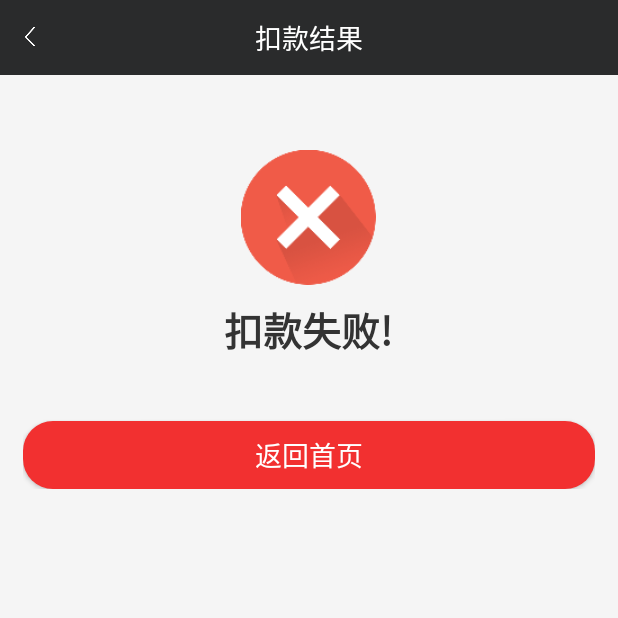
After one commit to androidneko/FuelMore, an Android app: the GatherResultActivity screen opened directly, with no data from a screen before it, on a phone screen of 412 x 824 dp, the top half of it. The commit adds this screen. Run offline under Robolectric (Android 15) with nearby library versions, the phone set to English and light mode, and no system bars.

Commit message:
增加扫卡片扣款和查询车牌号功能

```diff
--- a/acnet/src/main/java/com/androidcat/acnet/consts/InterfaceCodeConst.java
+++ b/acnet/src/main/java/com/androidcat/acnet/consts/InterfaceCodeConst.java
@@ -35,4 +35,6 @@ public class InterfaceCodeConst {
     public final static int TYPE_GET_NEWS_LIST = 1013;
 
     public final static int TYPE_GATHER = 1014;
+
+    public final static int TYPE_GET_TRUCK_LICENSE = 1015;
 }
--- a/acnet/src/main/java/com/androidcat/acnet/consts/InterfaceUrl.java
+++ b/acnet/src/main/java/com/androidcat/acnet/consts/InterfaceUrl.java
@@ -20,6 +20,7 @@ public class InterfaceUrl {
 
     public static final String USERINFO_URL = BASE_URL + "/api/v1/user/findByUserId";
     public static final String GATHER_URL = BASE_URL + "/api/v1/saveOrderInfo";
+    public static final String TRUCK_LICENSE_URL = BASE_URL + "/api/v1/getCardQrcode";
 
 
     public static String getUrl(int code){
@@ -48,6 +49,8 @@ public class InterfaceUrl {
                 return GATHER_URL;
             case InterfaceCodeConst.TYPE_GET_USERINFO:
                 return USERINFO_URL;
+            case InterfaceCodeConst.TYPE_GET_TRUCK_LICENSE:
+                return TRUCK_LICENSE_URL;
         }
         return "";
     }
--- a/acnet/src/main/java/com/androidcat/acnet/consts/OptMsgConst.java
+++ b/acnet/src/main/java/com/androidcat/acnet/consts/OptMsgConst.java
@@ -97,4 +97,9 @@ public class OptMsgConst {
     public static final int MSG_GET_ORDER_LIST_FAIL = 0x1036;
     public static final int MSG_GET_ORDER_LIST_START = 0x1037;
 
+    //车牌号
+    public static final int MSG_GET_TRUCK_LICENSE_SUCCESS = 0x1038;
+    public static final int MSG_GET_TRUCK_LICENSE_FAIL = 0x1039;
+    public static final int MSG_GET_TRUCK_LICENSE_START = 0x1040;
+
 }
--- a/acnet/src/main/java/com/androidcat/acnet/entity/User.java
+++ b/acnet/src/main/java/com/androidcat/acnet/entity/User.java
@@ -18,7 +18,7 @@ public class User implements Parcelable{
     public String token;
     public String name;
     public String authority;
-    public String company = "test";
+    public String company = "未知";
     public String companyId;
     public String ciphertext;
     public String cipherqrcode;
--- a/app/src/main/AndroidManifest.xml
+++ b/app/src/main/AndroidManifest.xml
@@ -56,6 +56,9 @@
         <activity android:name=".ui.activity.GatheringActivity"
             android:screenOrientation="portrait"
             />
+        <activity android:name=".ui.activity.GatherResultActivity"
+            android:screenOrientation="portrait"
+            />
         <activity android:name="com.androidcat.utilities.qrcode.ui.CaptureActivity"
             android:screenOrientation="portrait"
             />
--- a/app/src/main/java/com/androidcat/fuelmore/merchant/ui/activity/FastLoginActivity.java
+++ b/app/src/main/java/com/androidcat/fuelmore/merchant/ui/activity/FastLoginActivity.java
@@ -89,6 +89,7 @@ public class FastLoginActivity extends BaseActivity {
                 break;
             case OptMsgConst.FAST_LOGIN_SUCCESS:
                 showToast("登录成功");
+                dismissLoadingDialog();
                 saveUser((LoginResponse) msg.obj);
                 EventBus.getDefault().post(new FuelMoreEvent(FuelMoreEvent.CODE_FINISH_LOGIN));
                 Intent intent = new Intent(FastLoginActivity.this, HomeActivity.class);
@@ -149,7 +150,7 @@ public class FastLoginActivity extends BaseActivity {
         user.mobile = loginResponse.getContent().userName;
         user.token = loginResponse.getContent().getUserId();
         user.companyId = loginResponse.getContent().getCompanyId();
-        user.companyId = loginResponse.getContent().companyName;
+        user.company = loginResponse.getContent().companyName;
         user.ciphertext = loginResponse.getContent().getCiphertext();
         user.cipherqrcode = loginResponse.getContent().getCipherqrcode();
         user.pointId = loginResponse.content.pointId;
--- /dev/null
+++ b/app/src/main/java/com/androidcat/fuelmore/merchant/ui/activity/GatherResultActivity.java
@@ -0,0 +1,110 @@
+package com.androidcat.fuelmore.merchant.ui.activity;
+
+import android.annotation.SuppressLint;
+import android.annotation.TargetApi;
+import android.content.Intent;
+import android.os.Build;
+import android.os.Bundle;
+import android.os.Message;
+import android.view.View;
+import android.widget.Button;
+import android.widget.EditText;
+import android.widget.ImageView;
+import android.widget.LinearLayout;
+import android.widget.TextView;
+
+import com.androidcat.acnet.consts.OptMsgConst;
+import com.androidcat.acnet.entity.User;
+import com.androidcat.acnet.entity.response.LoginResponse;
+import com.androidcat.acnet.entity.response.TruckLicenseResponse;
+import com.androidcat.acnet.manager.OrderPayManager;
+import com.androidcat.acnet.manager.UserManager;
+import com.androidcat.fuelmore.merchant.R;
+import com.androidcat.fuelmore.merchant.entity.FuelMoreEvent;
+import com.androidcat.utilities.Utils;
+import com.androidcat.utilities.listener.OnSingleClickListener;
+import com.androidcat.utilities.persistence.SharePreferencesUtil;
+import com.androidcat.utilities.view.TimerView;
+import com.anroidcat.acwidgets.ClearEditText;
+
+import de.greenrobot.event.EventBus;
+
+
+public class GatherResultActivity extends BaseActivity {
+
+    private View back;
+    private View licenseView;
+    private ImageView retIv;
+    private TextView retTv;
+    private TextView licenseTv;
+    private Button okBtn;
+
+    private String qrcode;
+    private OrderPayManager orderPayManager;
+
+    private OnSingleClickListener onClickListener = new OnSingleClickListener() {
+        @Override
+        public void onSingleClick(View v) {
+            switch (v.getId()) {
+                case R.id.layout_back:
+                    finish();
+                    break;
+                case R.id.okBtn:
+                    finish();
+                    break;
+            }
+        }
+    };
+
+    @Override
+    protected void handleEventMsg(Message msg) {
+        super.handleEventMsg(msg);
+        switch (msg.what) {
+            case OptMsgConst.MSG_GET_TRUCK_LICENSE_SUCCESS:
+                TruckLicenseResponse response = (TruckLicenseResponse) msg.obj;
+                if (response != null && response.content != null && response.content.truck != null){
+                    licenseView.setVisibility(View.VISIBLE);
+                    licenseTv.setText(response.content.truck);
+                }
+                break;
+        }
+    }
+
+    @Override
+    protected void onCreate(Bundle savedInstanceState) {
+        super.onCreate(savedInstanceState);
+        intLayout();
+        setListener();
+        initData();
+    }
+
+    @SuppressLint("WrongViewCast")
+    protected void intLayout() {
+        setContentView(R.layout.activity_pay_result);
+        licenseView = findViewById(R.id.licenseView);
+        retIv = (ImageView) findViewById(R.id.retIv);
+        retTv = (TextView) findViewById(R.id.retTv);
+        licenseTv = (TextView) findViewById(R.id.licenseTv);
+        okBtn = (Button) findViewById(R.id.okBtn);
+        back = findViewById(R.id.layout_back);
+    }
+
+    protected void setListener() {
+        orderPayManager = new OrderPayManager(this, baseHandler);
+        okBtn.setOnClickListener(onClickListener);
+        back.setOnClickListener(onClickListener);
+    }
+
+    @SuppressLint("NewApi")
+    private void initData(){
+        qrcode = getIntent().getStringExtra("qrcode");
+        if (getIntent().getBooleanExtra("success",false)){
+            retIv.setBackground(getResources().getDrawable(R.mipmap.refund_success_img));
+            retTv.setText("扣款成功!");
+            orderPayManager.getTruckLicense(qrcode,true);
+        }else {
+            retIv.setBackground(getResources().getDrawable(R.mipmap.refund_fail_img));
+            retTv.setText("扣款失败!");
+        }
+    }
+}
--- /dev/null
+++ b/app/src/main/res/layout/activity_pay_result.xml
@@ -0,0 +1,112 @@
+<LinearLayout xmlns:android="http://schemas.android.com/apk/res/android"
+    xmlns:timerview="http://schemas.android.com/apk/res-auto"
+    android:layout_width="match_parent"
+    android:layout_height="match_parent"
+    android:background="@color/bg_gray"
+    android:orientation="vertical">
+
+    <RelativeLayout
+        android:id="@+id/fullscreen_custom_content"
+        android:layout_width="match_parent"
+        android:layout_height="50dp"
+        android:background="@color/theme_black">
+
+        <LinearLayout
+            android:id="@+id/layout_back"
+            android:layout_width="40dp"
+            android:layout_height="50dp"
+            android:gravity="center">
+
+            <ImageView
+                android:layout_width="wrap_content"
+                android:layout_height="wrap_content"
+                android:layout_gravity="center_vertical"
+                android:background="@mipmap/back_white" />
+        </LinearLayout>
+
+        <TextView
+            android:id="@+id/tv_title"
+            android:layout_width="wrap_content"
+            android:layout_height="wrap_content"
+            android:layout_centerInParent="true"
+            android:text="扣款结果"
+            android:textColor="@color/white"
+            android:textSize="18sp" />
+    </RelativeLayout>
+
+    <LinearLayout
+        android:layout_width="match_parent"
+        android:layout_height="150dp"
+        android:layout_marginTop="50dp"
+        android:gravity="center_horizontal"
+        android:orientation="vertical">
+
+        <ImageView
+            android:id="@+id/retIv"
+            android:layout_width="90dp"
+            android:layout_height="90dp"
+            ></ImageView>
+
+        <TextView
+            android:id="@+id/retTv"
+            android:layout_width="wrap_content"
+            android:layout_height="wrap_content"
+            android:layout_marginTop="10dp"
+            android:text=""
+            android:textColor="@color/text_black"
+            android:textSize="26sp"
+            android:textStyle="bold" />
+    </LinearLayout>
+
+    <LinearLayout
+        android:id="@+id/licenseView"
+        android:layout_width="match_parent"
+        android:layout_height="wrap_content"
+        android:layout_margin="15dp"
+        android:gravity="center_horizontal"
+        android:orientation="vertical"
+        android:visibility="gone">
+
+        <TextView
+            android:layout_width="wrap_content"
+            android:layout_height="wrap_content"
+            android:text="扣款车辆车牌号"
+            android:textSize="16sp"
+            android:textColor="@color/gray" />
+
+        <TextView
+            android:id="@+id/licenseTv"
+            android:layout_width="wrap_content"
+            android:layout_height="wrap_content"
+            android:layout_marginTop="5dp"
+            android:text="京A 55H6S"
+            android:textColor="@color/text_black"
+            android:textSize="26sp"
+            android:textStyle="bold" />
+
+        <TextView
+            android:layout_width="wrap_content"
+            android:layout_height="wrap_content"
+            android:layout_marginTop="10dp"
+            android:textSize="16sp"
+            android:text="如有疑问，请现场核实车辆信息。"
+            android:textColor="@color/gray" />
+    </LinearLayout>
+
+    <LinearLayout
+        android:layout_width="match_parent"
+        android:layout_height="wrap_content"
+        android:gravity="center_horizontal"
+        android:padding="15dp">
+
+        <Button
+            android:id="@+id/okBtn"
+            android:layout_width="match_parent"
+            android:layout_height="45dp"
+            android:layout_marginTop="15dp"
+            android:background="@drawable/button_selector"
+            android:text="返回首页"
+            android:textColor="@color/white"
+            android:textSize="18sp" />
+    </LinearLayout>
+</LinearLayout>
```
Also changed, not shown: acnet/src/main/java/com/androidcat/acnet/entity/TruckLicenseContent.java (added, +9 -0 lines), acnet/src/main/java/com/androidcat/acnet/entity/request/TruckLicenseRequest.java (added, +9 -0 lines), acnet/src/main/java/com/androidcat/acnet/entity/response/TruckLicenseResponse.java (added, +10 -0 lines), acnet/src/main/java/com/androidcat/acnet/manager/OrderPayManager.java (+33 -0 lines), app/src/main/java/com/androidcat/fuelmore/merchant/ui/activity/GatheringActivity.java (+13 -2 lines), app/src/main/res/mipmap-xxhdpi/refund_fail_img.png (added), app/src/main/res/mipmap-xxhdpi/refund_success_img.png (added).
